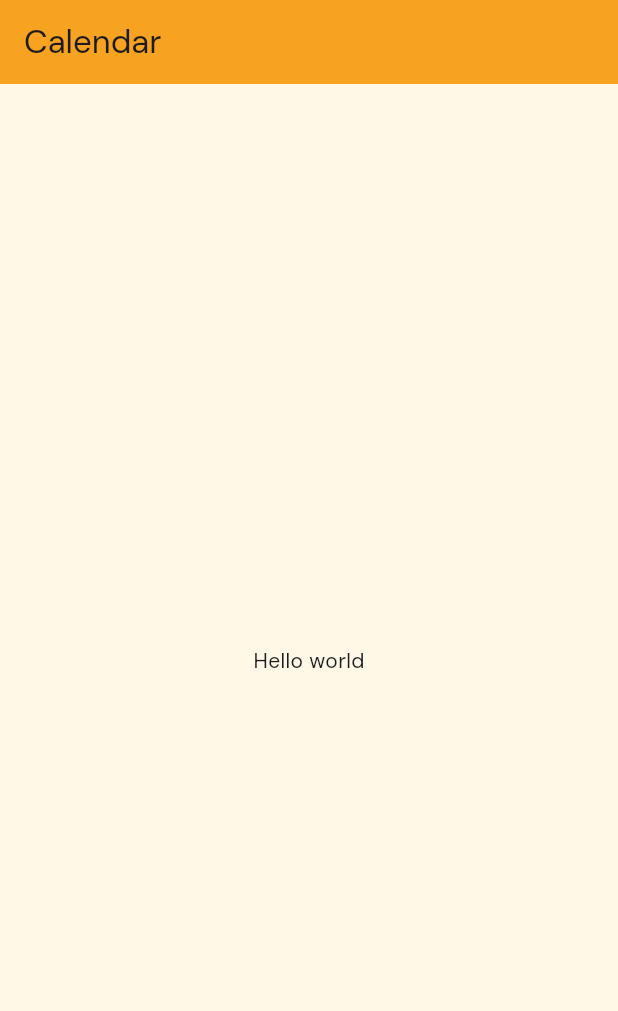
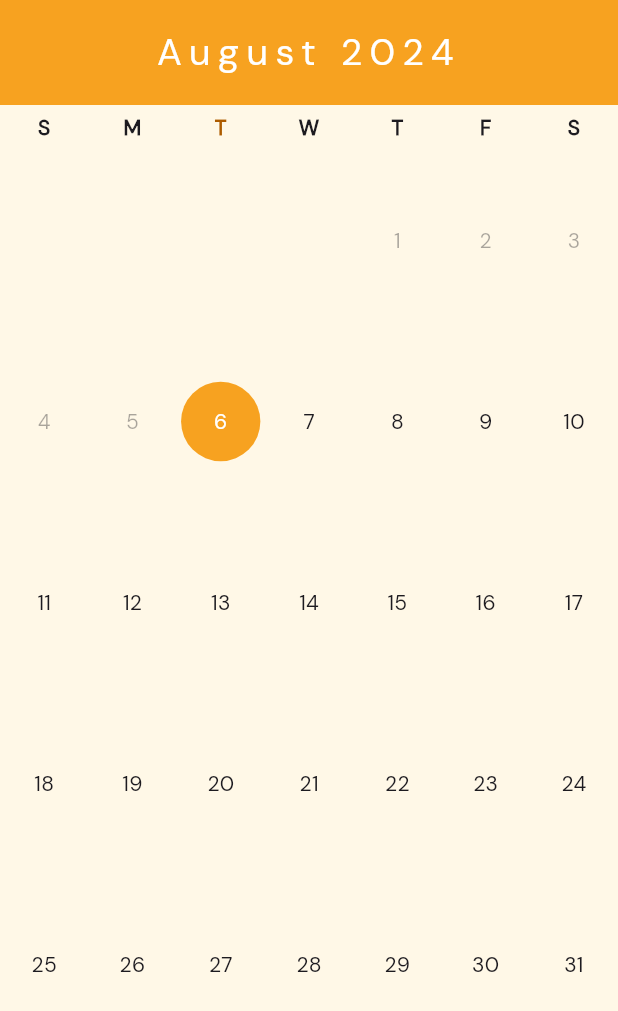
Before and after one commit to LaiKhai/app_note_show, a Flutter app: the screen it shows after launch, on a phone screen of 412 x 824 dp. Shown: the top 1011 px of the screen. Run offline on Flutter 3.47's test engine with Material 3 defaults, Android fonts, the light colour scheme and no system bars; drawn by our look-alikes of syncfusion_flutter_datepicker; our stand-ins replace bloc, cached_network_image, dio, equatable, flutter_bloc, flutter_svg and 6 more; generated files the repository leaves out were written again.

Commit message:
feat: create calendar

```diff
--- a/lib/core/di.dart
+++ b/lib/core/di.dart
@@ -2,12 +2,18 @@ import 'package:flutter/foundation.dart';
 import 'package:flutter_base_project/core/network/api_service.dart';
 import 'package:flutter_base_project/core/network/nnetword_infor.dart';
 import 'package:get_it/get_it.dart';
+import 'package:injectable/injectable.dart';
 import 'package:internet_connection_checker/internet_connection_checker.dart';
 
 import 'network/dio_factory.dart';
 
 final instance = GetIt.instance;
 
+@InjectableInit(
+  initializerName: 'init', // default
+  preferRelativeImports: true, // default
+  asExtension: true, // default
+)
 Future<void> initAppModule() async {
   // // SharedPreferences instance
   // final sharedPreferences = await SharedPreferences.getInstance();
--- a/lib/core/gen/colors.gen.dart
+++ b/lib/core/gen/colors.gen.dart
@@ -76,6 +76,9 @@ class ColorName {
   /// Color: #3669C9
   static const Color colorSecondaryLight = Color(0xFF3669C9);
 
+  /// Color: #AD5C00
+  static const Color colorSelectRange = Color(0xFFAD5C00);
+
   /// Color: #0E141C
   static const Color colorSplash = Color(0xFF0E141C);
 
--- a/lib/core/router/go_route_config.dart
+++ b/lib/core/router/go_route_config.dart
@@ -11,7 +11,7 @@ class GoRouteConfig {
       GoRoute(
         path: '/',
         builder: (BuildContext context, GoRouterState state) {
-          return CalendarPage();
+          return const CalendarPage();
         },
       ),
       GoRoute(
--- /dev/null
+++ b/lib/data/repository/hive_repo.dart
@@ -0,0 +1,6 @@
+abstract class HiveRepo {
+  Future<void> create();
+  Future<void> read();
+  Future<void> update();
+  Future<void> delete();
+}
--- a/lib/main.dart
+++ b/lib/main.dart
@@ -1,6 +1,5 @@
 import 'package:flutter/material.dart';
 import 'package:flutter_base_project/core/di.dart';
-import 'package:flutter_base_project/core/gen/assets.gen.dart';
 import 'package:flutter_base_project/core/gen/colors.gen.dart';
 import 'package:flutter_base_project/core/gen/fonts.gen.dart';
 import 'package:flutter_base_project/core/router/go_route_config.dart';
@@ -11,6 +10,7 @@ GlobalKey<NavigatorState>? navigatorKey = GlobalKey<NavigatorState>();
 void main() async {
   WidgetsFlutterBinding.ensureInitialized();
   await initAppModule();
+
   runApp(const MainApp());
 }
 
--- a/lib/view/pages/calendar/calendar_page.dart
+++ b/lib/view/pages/calendar/calendar_page.dart
@@ -3,6 +3,8 @@ import 'package:flutter_base_project/view/pages/calendar/index.dart';
 
 class CalendarPage extends StatefulWidget {
   static const String routeName = '/calendar';
+
+  const CalendarPage({super.key});
 
   @override
   _CalendarPageState createState() => _CalendarPageState();
@@ -14,10 +16,7 @@ class _CalendarPageState extends State<CalendarPage> {
   @override
   Widget build(BuildContext context) {
     return Scaffold(
-      appBar: AppBar(
-        title: Text('Calendar'),
-      ),
-      body: CalendarScreen(calendarBloc: _calendarBloc),
+      body: SafeArea(child: CalendarScreen(calendarBloc: _calendarBloc)),
     );
   }
 }
--- a/lib/view/pages/calendar/calendar_screen.dart
+++ b/lib/view/pages/calendar/calendar_screen.dart
@@ -1,6 +1,11 @@
+import 'package:flutter/foundation.dart';
 import 'package:flutter/material.dart';
+import 'package:flutter_base_project/core/gen/colors.gen.dart';
+import 'package:flutter_base_project/view/res/responsive/dimen.dart';
 import 'package:flutter_bloc/flutter_bloc.dart';
 import 'package:flutter_base_project/view/pages/calendar/index.dart';
+import 'package:intl/intl.dart';
+import 'package:syncfusion_flutter_datepicker/datepicker.dart';
 
 class CalendarScreen extends StatefulWidget {
   const CalendarScreen({
@@ -17,6 +22,8 @@ class CalendarScreen extends StatefulWidget {
 }
 
 class CalendarScreenState extends State<CalendarScreen> {
+  final DateRangePickerController _controller = DateRangePickerController();
+  final List<String> views = <String>['Month', 'Year', 'Decade', 'Century'];
   CalendarScreenState();
 
   @override
@@ -60,13 +67,64 @@ class CalendarScreenState extends State<CalendarScreen> {
             ));
           }
           if (currentState is InCalendarState) {
-            return Center(
-              child: Column(
-                mainAxisAlignment: MainAxisAlignment.center,
-                children: <Widget>[
-                  Text(currentState.hello),
-                ],
-              ),
+            return SfDateRangePicker(
+              controller: _controller,
+              initialSelectedRange:
+                  PickerDateRange(DateTime.now(), DateTime.now()),
+              backgroundColor: ColorName.bgLight,
+              selectionMode: DateRangePickerSelectionMode.range,
+              selectionTextStyle: const TextStyle(color: Colors.white),
+              selectionColor: ColorName.bgLight,
+              startRangeSelectionColor: ColorName.bgAppBar,
+              rangeSelectionColor: ColorName.colorSelectRange,
+              endRangeSelectionColor: ColorName.bgAppBar,
+              headerHeight: 70,
+              monthViewSettings: const DateRangePickerMonthViewSettings(
+                  dayFormat: 'EE',
+                  viewHeaderStyle: DateRangePickerViewHeaderStyle(
+                      textStyle: TextStyle(fontWeight: FontWeight.bold))),
+              monthCellStyle: const DateRangePickerMonthCellStyle(
+                  todayTextStyle: TextStyle(
+                      fontWeight: FontWeight.w400,
+                      fontSize: 12,
+                      color: ColorName.colorSelectRange)),
+              yearCellStyle: const DateRangePickerYearCellStyle(
+                  todayTextStyle: TextStyle(
+                      fontWeight: FontWeight.w400,
+                      fontSize: 12,
+                      color: ColorName.colorSelectRange)),
+              todayHighlightColor: ColorName.colorSelectRange,
+              headerStyle: const DateRangePickerHeaderStyle(
+                  backgroundColor: ColorName.bgAppBar,
+                  textAlign: TextAlign.center,
+                  textStyle: TextStyle(
+                    fontStyle: FontStyle.normal,
+                    fontSize: 25,
+                    letterSpacing: 5,
+                    color: ColorName.white,
+                  )),
+
+              rangeTextStyle:
+                  const TextStyle(color: Colors.white, fontSize: AppSize.s16),
+              view: DateRangePickerView.month,
+              enablePastDates: false,
+              // selectableDayPredicate: (date) {
+              //   if (date.day < DateTime.now().day) {
+              //     return false;
+              //   }
+              //   return true;
+              // },
+              onSelectionChanged: (DateRangePickerSelectionChangedArgs args) {
+                if (args.value is PickerDateRange) {
+                  final range =
+                      '${DateFormat('dd/MM/yyyy').format(args.value.startDate)} -'
+                      // ignore: lines_longer_than_80_chars
+                      ' ${DateFormat('dd/MM/yyyy').format(args.value.endDate ?? args.value.startDate)}';
+                  if (kDebugMode) {
+                    print(">>>>>>>>>>$range");
+                  }
+                }
+              },
             );
           }
           return const Center(
--- a/pubspec.yaml
+++ b/pubspec.yaml
@@ -19,10 +19,13 @@ dependencies:
   flutter_svg: ^2.0.10+1
   get_it: ^7.7.0
   go_router: ^14.2.3
+
   injectable: ^2.4.4
   internet_connection_checker: ^1.0.0+1
   intl: any
   pretty_dio_logger: ^1.4.0
+  sqflite: ^2.3.3+1
+  syncfusion_flutter_datepicker: ^26.2.8
 
 dev_dependencies:
   build_runner:
```
Also changed, not shown: lib/domain/event_calendar.dart/event_calendar_impl.dart (added, +26 -0 lines), lib/domain/event_calendar.dart/event_calendar_model.dart (added, +14 -0 lines), pubspec.lock, 1 other file.
